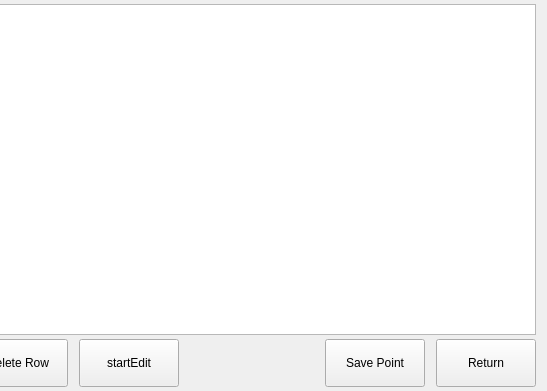
Old version of the form icprogrampage/icprogrampage.ui in the repository GaussCheng/2-5AxisPunch; both pictures show x 265 to 812 and y 0 to 391 of the 812 by 391 pixel window.
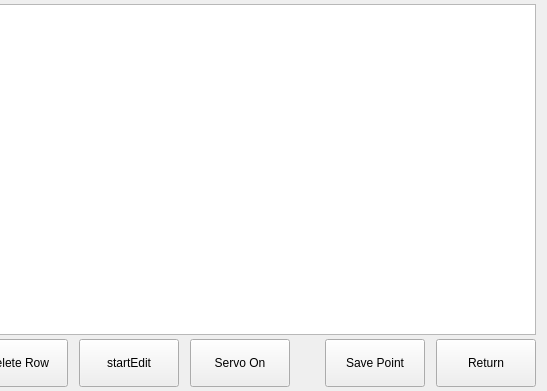
New version of the form. Custom widgets are drawn as their Qt base class.

What changed in the file:
```diff
--- a/icprogrampage/icprogrampage.ui
+++ b/icprogrampage/icprogrampage.ui
@@ -108,6 +108,25 @@
        </property>
       </widget>
      </item>
+     <item>
+      <widget class="ICCheckedButton" name="seveoEdit">
+       <property name="minimumSize">
+        <size>
+         <width>100</width>
+         <height>48</height>
+        </size>
+       </property>
+       <property name="focusPolicy">
+        <enum>Qt::NoFocus</enum>
+       </property>
+       <property name="text">
+        <string>Servo On</string>
+       </property>
+       <property name="checkable">
+        <bool>true</bool>
+       </property>
+      </widget>
+     </item>
      <item>
       <spacer name="horizontalSpacer_2">
        <property name="orientation">
@@ -157,6 +176,13 @@
    </item>
   </layout>
  </widget>
+ <customwidgets>
+  <customwidget>
+   <class>ICCheckedButton</class>
+   <extends>QPushButton</extends>
+   <header>iccheckedbutton.h</header>
+  </customwidget>
+ </customwidgets>
  <resources/>
  <connections/>
 </ui>
```
